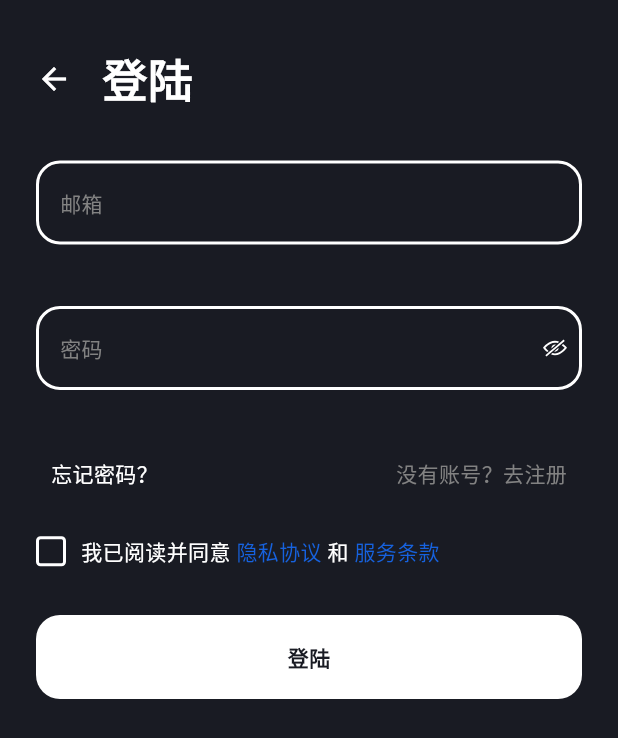
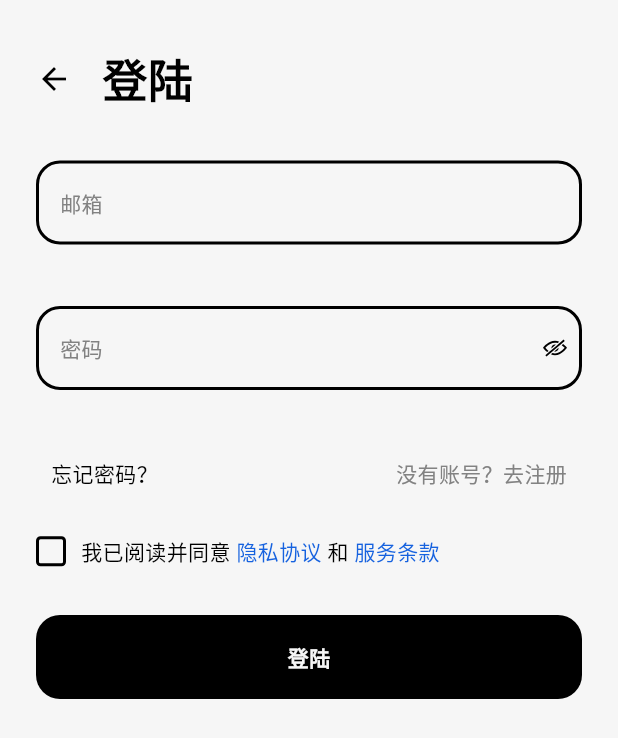
Before and after one commit to zhanglijie5997/mp, a Flutter app: the HomeMePage screen opened directly, after a tap on "订单", on a phone screen of 412 x 824 dp. Shown: the top 738 px of the screen. Run offline on Flutter 3.47's test engine with Material 3 defaults, Android fonts, the phone set to English and light mode, and no system bars; our stand-ins replace custom_refresh_indicator, dio, equatable, extended_image, flutter_smart_dialog, flutter_svg and 5 more; missing offline and left inert: flutter_inappwebview, flutter_popup, flutter_unionad, shake_animation_widget; accounts and stored records are empty; network calls fail.

Commit message:
feat: 添加theme

```diff
--- a/lib/constants/base.theme.dart
+++ b/lib/constants/base.theme.dart
@@ -5,32 +5,31 @@ class BaseTheme {
     /// 边框
     static Color get borderDark => '#36373F'.color();
     static Color get borderLight => '#fff5f3'.color();
-
     /// body颜色
     static Color get dark2Dark => '#191B23'.color();
     static Color get dark2Light => '#f6f6f6'.color();
-
     /// 基础文字颜色
     static Color get fontDark => '#ffffff'.color();
     static Color get fontLight => '#000000'.color();
-
     /// 选中文字
     static Color get activeDark => '#1662DF'.color();
     static Color get activeLight => '#1662DF'.color();
-
     /// 二级文字颜色
     static Color get subTitleDark => '#828282'.color();
     static Color get subTitleLight => '#828282'.color();
-
     /// 光标
     static Color get cursorColorDark => '#ffffff'.color();
     static Color get cursorColorLight => '#000000'.color();
-
     /// 错误
     static Color get errorColorDark => '#F14B4B'.color();
     static Color get errorColorLight => '#F14B4B'.color();
-
     /// 卡片1
     static Color get cardDark => '#36373F'.color();
     static Color get cardLight => '#EBEDF2'.color();
+    /// 紫色渐变底色 -- 登陆左上角
+    static Color get purpleDark => '#EAEDFF'.color();
+    static Color get purpleLight => '#EAEDFF'.color();
+    /// 紫色渐变底色 -- 登陆右上角
+    static Color get purple2Dark => '#F7F0FF'.color();
+    static Color get purple2Light => '#F7F0FF'.color();
 }
--- /dev/null
+++ b/lib/constants/theme.custom.dart
@@ -0,0 +1,122 @@
+import 'package:flutter/material.dart';
+import 'package:mp/constants/base.theme.dart';
+
+class CustomTheme extends ThemeExtension<CustomTheme> {
+  /// 边框
+  Color? gray;
+
+  /// body颜色
+  Color? dark2;
+
+  /// 基础文字颜色
+  Color? fontColor;
+
+  /// 选中文字
+  Color? active;
+
+  /// 二级文字颜色
+  Color? gray3;
+
+  /// 光标
+  Color? costomColor;
+
+  /// 错误
+  Color? error;
+
+  /// 卡片1
+  Color? card;
+
+  /// 紫色渐变底色 -- 登陆左上角
+  Color? purple;
+
+  /// 紫色渐变底色 -- 登陆右上角
+  Color? purple2;
+  CustomTheme({
+    /// 边框
+    this.gray,
+
+    /// body颜色
+    this.dark2,
+
+    /// 基础文字颜色
+    this.fontColor,
+
+    /// 选中文字
+    this.active,
+
+    /// 二级文字颜色
+    this.gray3,
+
+    /// 光标
+    this.costomColor,
+
+    /// 错误
+    this.error,
+
+    /// 卡片1
+    this.card,
+
+    /// 紫色渐变底色 -- 登陆左上角
+    this.purple,
+
+    /// 紫色渐变底色 -- 登陆右上角
+    this.purple2,
+  });
+  @override
+  ThemeExtension<CustomTheme> copyWith({
+    Color? gray,
+    Color? dark2,
+    Color? fontColor,
+    Color? active,
+    Color? gray3,
+    Color? costomColor,
+    Color? error,
+    Color? card,
+    Color? purple,
+    Color? purple2,
+  }) {
+    return CustomTheme(
+      gray: gray ?? this.gray,
+      dark2: dark2 ?? this.dark2,
+      fontColor: fontColor ?? this.fontColor,
+      active: active ?? this.active,
+      gray3: gray3 ?? this.gray3,
+      costomColor: costomColor ?? this.costomColor,
+      error: error ?? this.error,
+      card: card ?? this.card,
+      purple: purple ?? this.purple,
+      purple2: purple2 ?? this.purple2,
+    );
+  }
+
+  @override
+  ThemeExtension<CustomTheme> lerp(
+      ThemeExtension<CustomTheme>? other, double t) {
+    return CustomTheme();
+  }
+
+  static CustomTheme get light => CustomTheme(
+        gray: BaseTheme.borderLight,
+        dark2: BaseTheme.dark2Light,
+        fontColor: BaseTheme.fontLight,
+        active: BaseTheme.activeLight,
+        gray3: BaseTheme.subTitleLight,
+        costomColor: BaseTheme.cursorColorLight,
+        error: BaseTheme.errorColorLight,
+        card: BaseTheme.cardLight,
+        purple: BaseTheme.purpleLight,
+        purple2: BaseTheme.purple2Light,
+      );
+  static CustomTheme get dark => CustomTheme(
+        gray: BaseTheme.borderDark,
+        dark2: BaseTheme.dark2Dark,
+        fontColor: BaseTheme.fontDark,
+        active: BaseTheme.activeDark,
+        gray3: BaseTheme.subTitleDark,
+        costomColor: BaseTheme.cursorColorDark,
+        error: BaseTheme.errorColorDark,
+        card: BaseTheme.cardDark,
+        purple: BaseTheme.purpleDark,
+        purple2: BaseTheme.purple2Dark,
+      );
+}
--- a/lib/extension/context.ext.dart
+++ b/lib/extension/context.ext.dart
@@ -1,5 +1,5 @@
 import 'package:flutter/material.dart';
-import 'package:mp/services/theme/theme.services.dart';
+import 'package:mp/constants/theme.custom.dart';
 
 extension BuildContextExt on BuildContext {
   CustomTheme? get customTheme => Theme.of(this).extension<CustomTheme>();
--- a/lib/services/theme/theme.services.dart
+++ b/lib/services/theme/theme.services.dart
@@ -2,11 +2,12 @@ import 'package:flutter/foundation.dart';
 import 'package:flutter/material.dart';
 import 'package:flutter/services.dart';
 import 'package:get/get.dart';
-import 'package:get_storage/get_storage.dart';
+// import 'package:get_storage/get_storage.dart';
 import 'package:mp/components/custom.scroll.behavior.dart';
 import 'package:mp/constants/base.theme.dart';
+import 'package:mp/constants/theme.custom.dart';
 import 'package:mp/extension/context.ext.dart';
-import 'package:mp/extension/num.ext.dart';
+// import 'package:mp/extension/num.ext.dart';
 import 'package:mp/utils/log.utils.dart';
 import 'package:mp/utils/storage.utils.dart';
 
@@ -65,7 +66,7 @@ class ThemeServices extends GetxController{
     if (currentTheme != null) {
       mode = themeLocal[currentTheme] ?? ThemeMode.system;
     }
-    handleSetTheme("dark");
+    handleSetTheme("light");
     super.onInit();
   }
 
@@ -160,70 +161,3 @@ class ThemeServices extends GetxController{
     )
   );
 }
-
-
-class CustomTheme extends ThemeExtension<CustomTheme>{
-  Color? gray;
-  Color? dark2;
-  Color? fontColor;
-  Color? active;
-  Color? gray3;
-  Color? error;
-  Color? card;
-  CustomTheme({
-    this.gray,
-    this.dark2,
-    this.fontColor,
-    this.active,
-    this.gray3,
-    this.error,
-    this.card
-  });
-  @override
-  ThemeExtension<CustomTheme> copyWith({
-    Color? gray,
-    Color? dark2,
-    Color? fontColor,
-    Color? active,
-    Color? gray3,
-    Color? error,
-    Color? card,
-  }) {
-    return CustomTheme(
-      gray: gray ?? this.gray,
-      dark2: dark2 ?? this.dark2,
-      fontColor: fontColor ?? this.fontColor,
-      active: active ?? this.active,
-      gray3: gray3 ?? this.gray3,
-      error: error ?? this.error,
-      card: card ?? this.card,
-    );
-  }
-
-  @override
-  ThemeExtension<CustomTheme> lerp(ThemeExtension<CustomTheme>? other, double t) {
-   return CustomTheme();
-  }
-
-
-   static CustomTheme get light => CustomTheme(
-    gray: BaseTheme.borderLight,
-    dark2: BaseTheme.dark2Light,
-    fontColor: BaseTheme.fontLight,
-    active: BaseTheme.activeLight,
-    gray3: BaseTheme.subTitleLight,
-    error: BaseTheme.errorColorLight,
-    card: BaseTheme.cardLight
-   );
-
-   static  CustomTheme get dark => CustomTheme(
-    gray: BaseTheme.borderDark,
-    dark2: BaseTheme.dark2Dark,
-    fontColor: BaseTheme.fontDark,
-    active: BaseTheme.activeDark,
-    gray3: BaseTheme.subTitleDark,
-    error: BaseTheme.errorColorDark,
-    card: BaseTheme.cardDark
-
-   );
-}
--- a/lib/views/login/login.dart
+++ b/lib/views/login/login.dart
@@ -17,7 +17,18 @@ class LoginPage extends GetView<LoginController> {
   Widget build(BuildContext context) {
     return Scaffold(
       resizeToAvoidBottomInset: false,
-        body: Padding(
+        body: Stack(
+          children: [
+            Positioned(
+              left: 0,
+              top: 0,
+              child: Container(
+                decoration: BoxDecoration(
+                  // color:
+                ),
+              )
+            ),
+            Padding(
                   padding: EdgeInsets.only(
               left: 24, right: 24, top: context.mediaQueryPadding.top + 30),
                   child: Column(
@@ -123,6 +134,8 @@ class LoginPage extends GetView<LoginController> {
 
             ],
                   ),
+                ),
+          ],
         ));
   }
 }
```
Also changed, not shown: assets/json/theme.json (+28 -8 lines), bin/theme.bin.dart (+74 -0 lines). Lines whose indentation alone changed are shown as unchanged.
